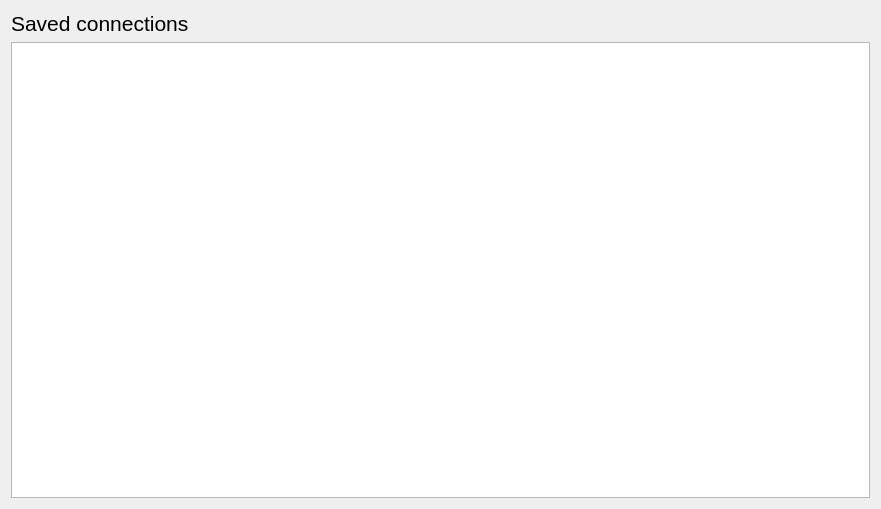
Before: the Qt Designer form ui/connectionmanager.ui in pentix/qjournalctl, drawn with Qt 5.
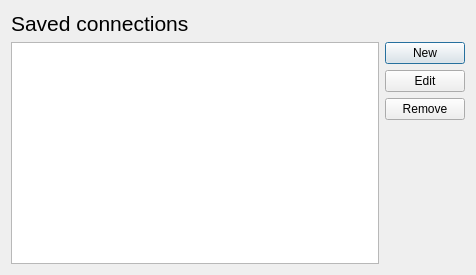
After: the same form once the commit is applied. Icons and pictures are not drawn.

Commit message: ConnectionManager: List saved connections

The edit to the form file:
```diff
--- a/ui/connectionmanager.ui
+++ b/ui/connectionmanager.ui
@@ -6,8 +6,8 @@
    <rect>
     <x>0</x>
     <y>0</y>
-    <width>881</width>
-    <height>509</height>
+    <width>476</width>
+    <height>275</height>
    </rect>
   </property>
   <property name="windowTitle">
@@ -27,7 +27,59 @@
     </widget>
    </item>
    <item>
-    <widget class="QTableView" name="tableView"/>
+    <layout class="QHBoxLayout" name="horizontalLayout">
+     <item>
+      <widget class="QListView" name="listView">
+       <property name="font">
+        <font>
+         <pointsize>11</pointsize>
+        </font>
+       </property>
+      </widget>
+     </item>
+     <item>
+      <layout class="QVBoxLayout" name="verticalLayout_2">
+       <item>
+        <widget class="QPushButton" name="pushButton_3">
+         <property name="text">
+          <string>New</string>
+         </property>
+        </widget>
+       </item>
+       <item>
+        <widget class="QPushButton" name="pushButton_2">
+         <property name="text">
+          <string>Edit</string>
+         </property>
+         <property name="icon">
+          <iconset theme="pencil">
+           <normaloff>.</normaloff>.</iconset>
+         </property>
+        </widget>
+       </item>
+       <item>
+        <widget class="QPushButton" name="pushButton">
+         <property name="text">
+          <string>Remove</string>
+         </property>
+        </widget>
+       </item>
+       <item>
+        <spacer name="verticalSpacer">
+         <property name="orientation">
+          <enum>Qt::Vertical</enum>
+         </property>
+         <property name="sizeHint" stdset="0">
+          <size>
+           <width>20</width>
+           <height>40</height>
+          </size>
+         </property>
+        </spacer>
+       </item>
+      </layout>
+     </item>
+    </layout>
    </item>
   </layout>
  </widget>
```
The commit also changes 6 other files.
